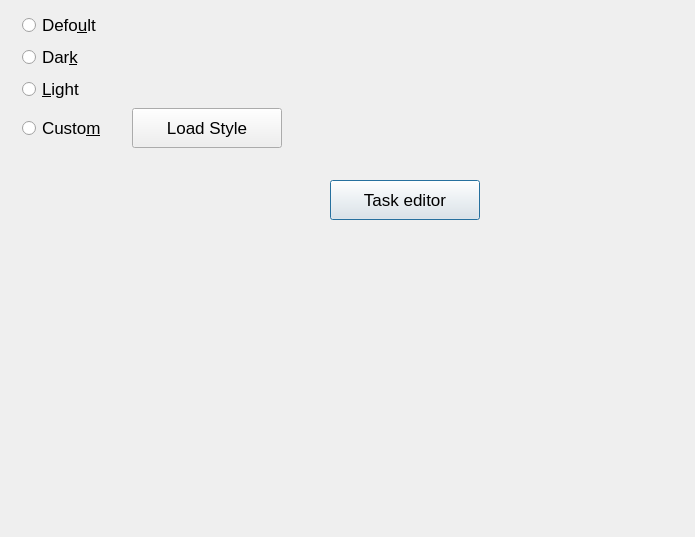
This is Translate/settingsform.ui in gagikpog/TestAndTranslate as Qt 5 draws it before an edit. The edited form follows.
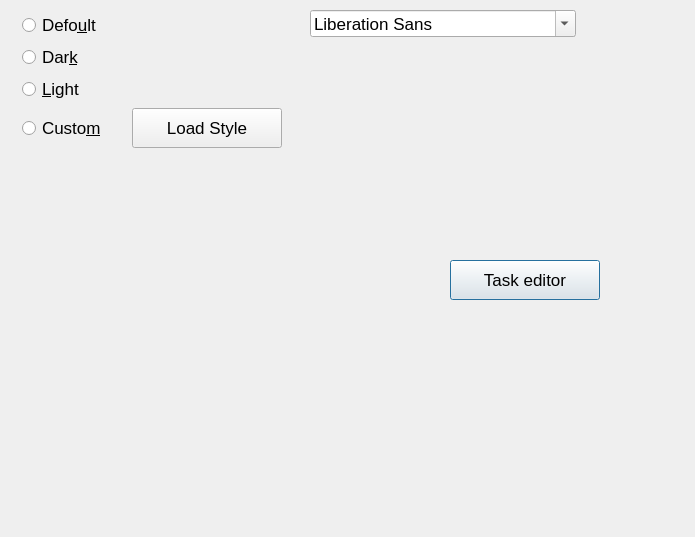
This is the edited form.

Commit message: adding Font ComboBox in settings

What changed in the file:
```diff
--- a/Translate/settingsform.ui
+++ b/Translate/settingsform.ui
@@ -24,8 +24,8 @@
   <widget class="QPushButton" name="btmSManager">
    <property name="geometry">
     <rect>
-     <x>330</x>
-     <y>180</y>
+     <x>450</x>
+     <y>260</y>
      <width>150</width>
      <height>40</height>
     </rect>
@@ -40,7 +40,7 @@
     <string>Task editor</string>
    </property>
   </widget>
-  <widget class="QWidget" name="">
+  <widget class="QWidget" name="layoutWidget">
    <property name="geometry">
     <rect>
      <x>22</x>
@@ -121,6 +121,16 @@
     </item>
    </layout>
   </widget>
+  <widget class="QFontComboBox" name="fontComboBox">
+   <property name="geometry">
+    <rect>
+     <x>310</x>
+     <y>10</y>
+     <width>266</width>
+     <height>27</height>
+    </rect>
+   </property>
+  </widget>
  </widget>
  <resources/>
  <connections/>
```
The commit also changes 10 other files.
